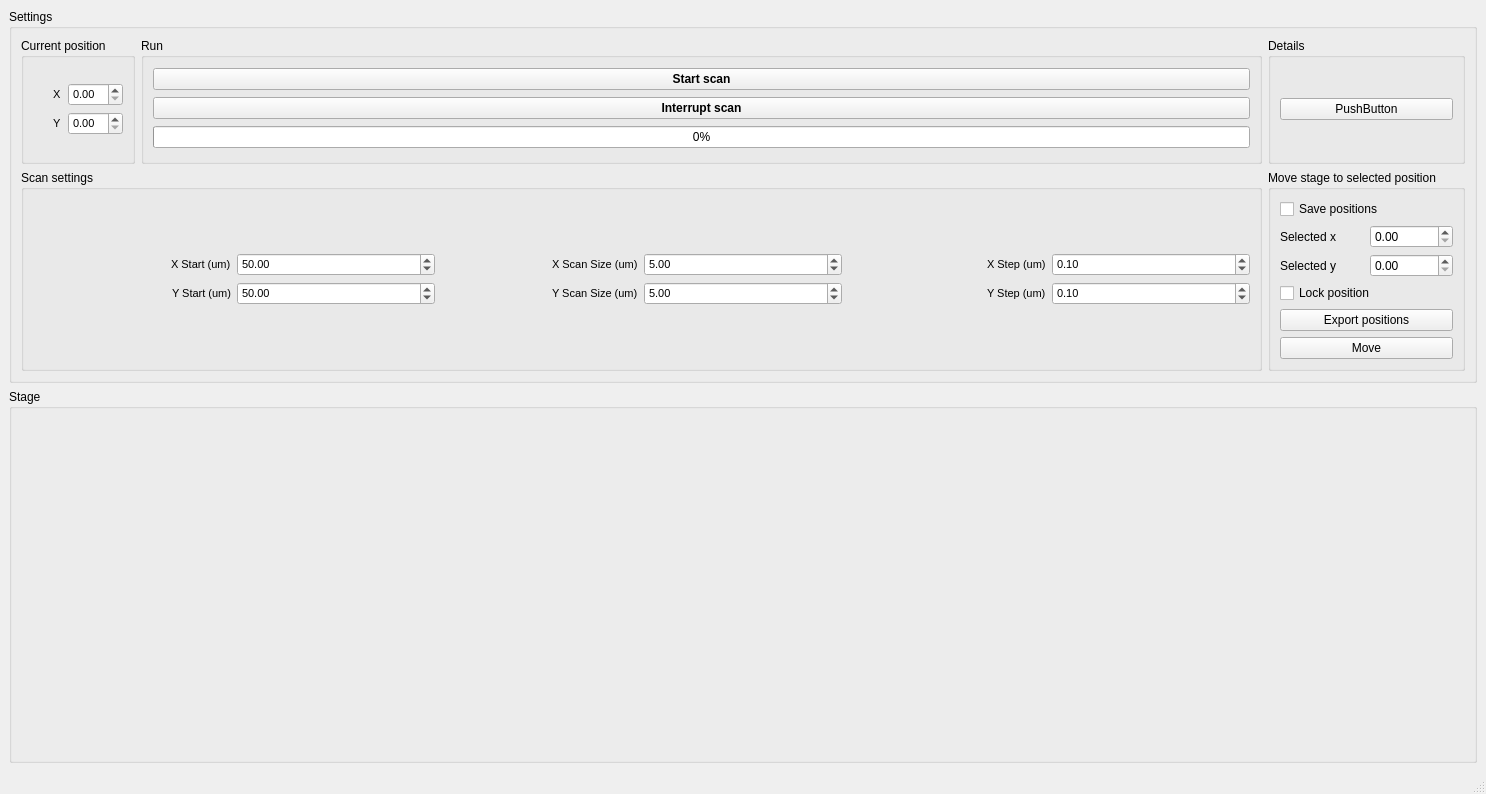
The window that HW_PI_PiezoStage/spec_pz_2.ui (GingerLabUW/Microscope_App) describes before a commit, drawn with Qt 5.
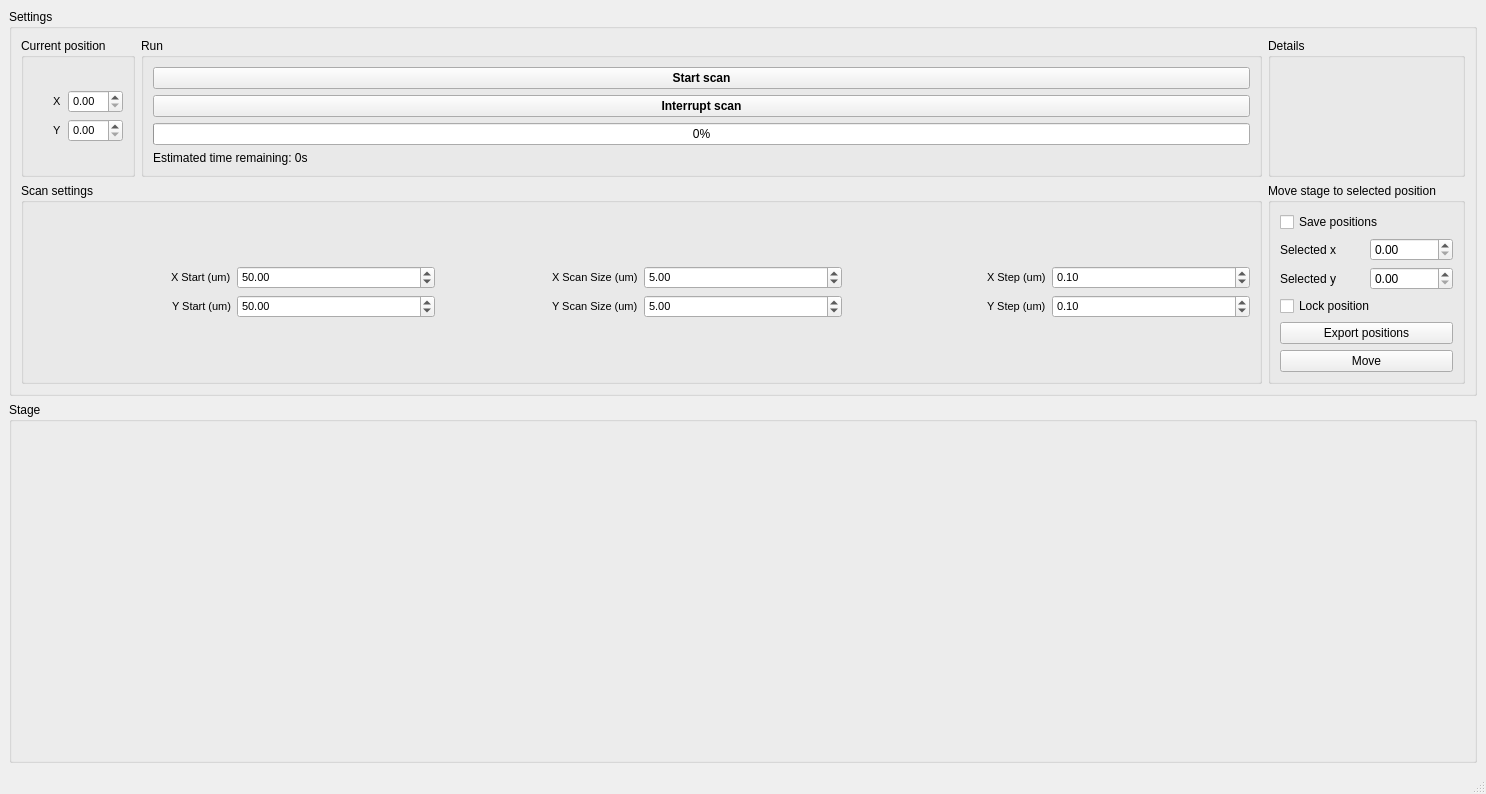
The same window after the commit.

Commit message: picoharp scan, added estimated time

What changed in the file:
```diff
--- a/HW_PI_PiezoStage/spec_pz_2.ui
+++ b/HW_PI_PiezoStage/spec_pz_2.ui
@@ -75,6 +75,13 @@
             </property>
            </widget>
           </item>
+          <item row="3" column="0">
+           <widget class="QLabel" name="estimated_time_label">
+            <property name="text">
+             <string>Estimated time remaining: 0s</string>
+            </property>
+           </widget>
+          </item>
          </layout>
         </widget>
        </item>
@@ -199,15 +206,7 @@
          <property name="title">
           <string>Details</string>
          </property>
-         <layout class="QVBoxLayout" name="verticalLayout">
-          <item>
-           <widget class="QPushButton" name="pushButton">
-            <property name="text">
-             <string>PushButton</string>
-            </property>
-           </widget>
-          </item>
-         </layout>
+         <layout class="QVBoxLayout" name="verticalLayout"/>
         </widget>
        </item>
        <item row="2" column="0" colspan="2">
```
The commit also changes 54 other files.
